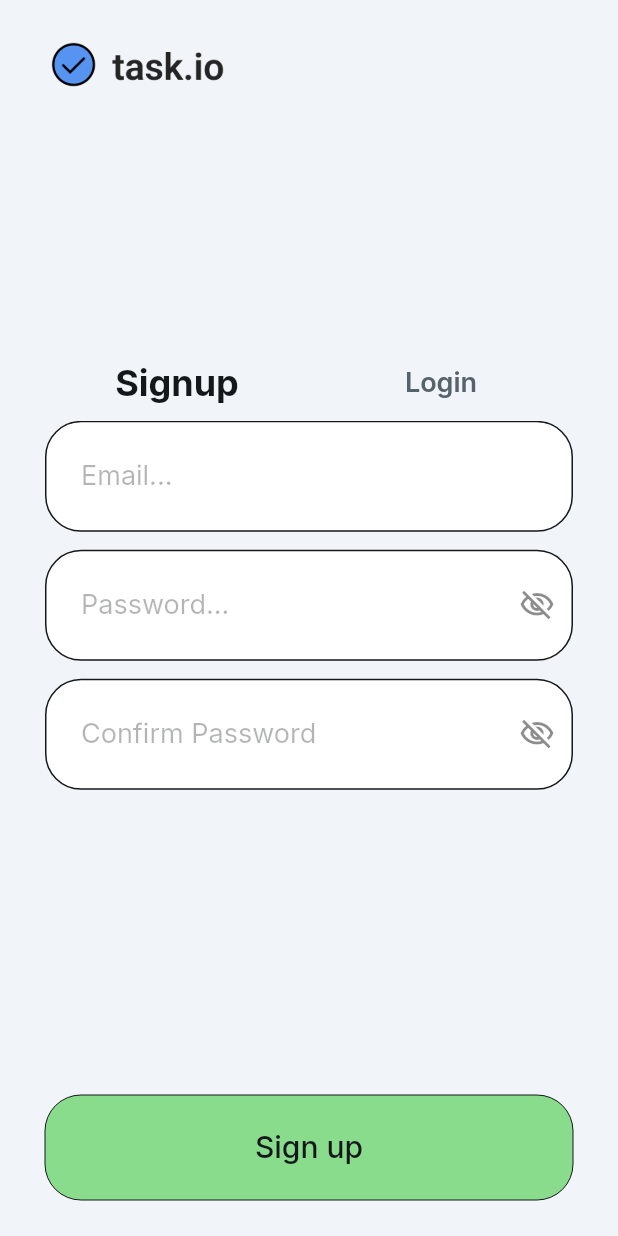
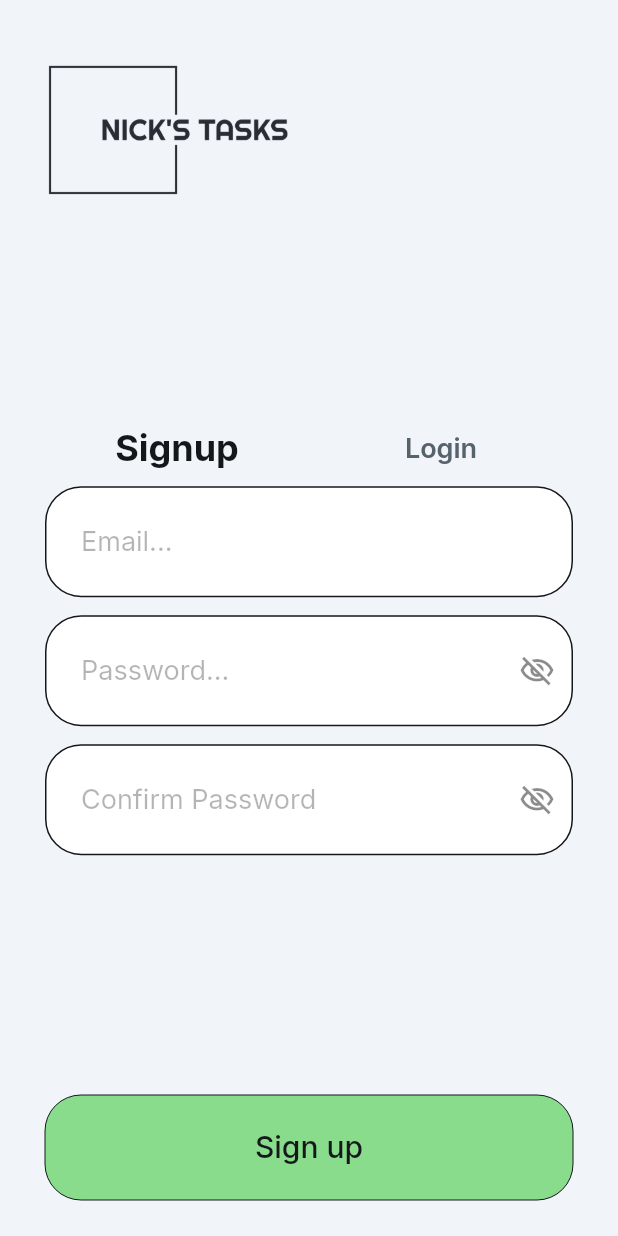
Before and after one commit to NickURI/ToDoApp-FlutterFlow, a Flutter app: the screen it shows after launch, on a phone screen of 412 x 824 dp. Run offline on Flutter 3.47's test engine with Material 3 defaults, Android fonts, the phone set to English and light mode, and no system bars; drawn by our look-alikes of auto_size_text; our stand-ins replace cloud_firestore, easy_debounce, file_picker, firebase_auth, firebase_core, firebase_storage and 12 more; missing offline and left inert: json_path, mime_type; accounts and stored records are empty.

Commit message:
Updating to latest FlutterFlow output.

```diff
--- a/lib/login/login_widget.dart
+++ b/lib/login/login_widget.dart
@@ -80,8 +80,8 @@ class _LoginWidgetState extends State<LoginWidget>
                     ClipRRect(
                       borderRadius: BorderRadius.circular(8.0),
                       child: Image.asset(
-                        'assets/images/Group_7.png',
-                        width: 120.0,
+                        'assets/images/nicks-tasks-high-resolution-logo-transparent.png',
+                        width: 200.0,
                         fit: BoxFit.contain,
                       ),
                     ),
```
Also changed, not shown: assets/images/Group_7.png (deleted), assets/images/nicks-tasks-high-resolution-logo-transparent.png (added).
